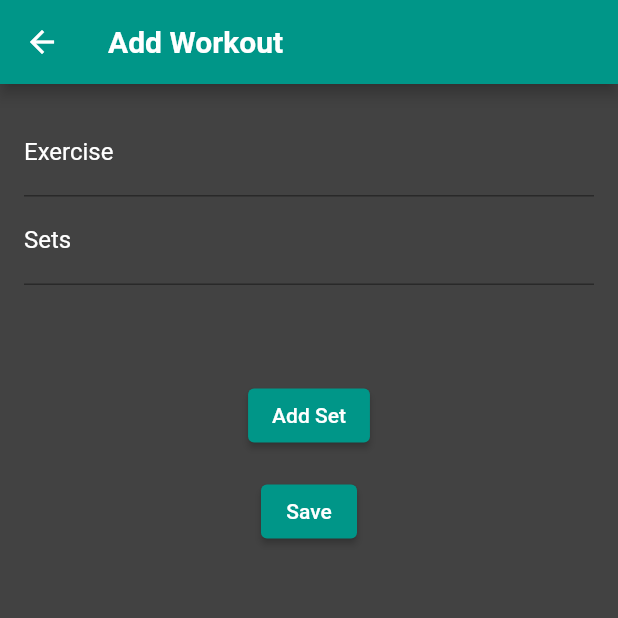
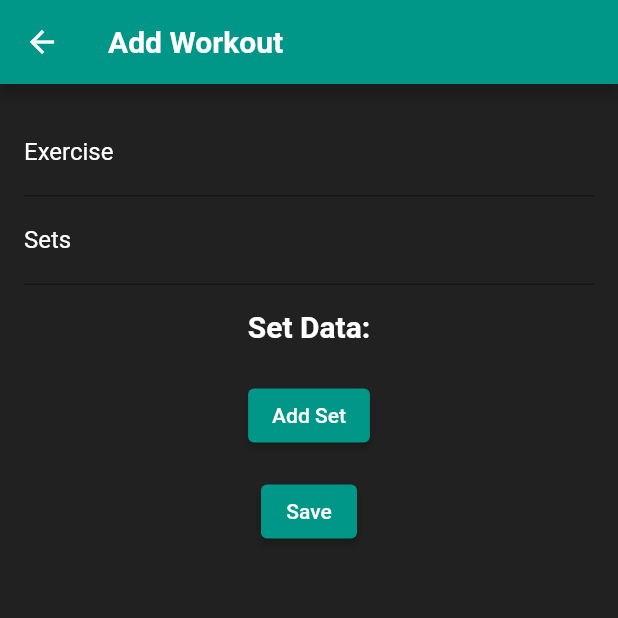
Before and after one commit to rohankewal/WorkoutLog, a Flutter app: the screen it shows after launch, after a tap on the "add" icon, on a phone screen of 412 x 824 dp, the top half of it. Run offline on Flutter 3.47's test engine with Material 2 defaults, Android fonts, the phone set to English and light mode, and no system bars; our stand-ins replace flutter_calendar_carousel.

Commit message:
style: changed colors for better UI/UX

```diff
--- a/lib/main.dart
+++ b/lib/main.dart
@@ -32,7 +32,7 @@ void main() {
 }
 
 class MyApp extends StatelessWidget {
-  const MyApp({super.key});
+  const MyApp({Key? key}) : super(key: key);
 
   @override
   Widget build(BuildContext context) {
@@ -40,10 +40,10 @@ class MyApp extends StatelessWidget {
       title: 'Workout Log',
       theme: ThemeData(
         primarySwatch: Colors.teal,
-        scaffoldBackgroundColor: Colors.grey[800],
-        textTheme: TextTheme(
+        scaffoldBackgroundColor: Colors.grey[900],
+        textTheme: const TextTheme(
           titleLarge: TextStyle(
-            color: Colors.grey[800],
+            color: Colors.white,
             fontWeight: FontWeight.bold,
             fontSize: 20.0,
           ),
@@ -55,7 +55,7 @@ class MyApp extends StatelessWidget {
 }
 
 class WorkoutListPage extends StatefulWidget {
-  const WorkoutListPage({super.key});
+  const WorkoutListPage({Key? key}) : super(key: key);
 
   @override
   _WorkoutListPageState createState() => _WorkoutListPageState();
@@ -72,7 +72,9 @@ class _WorkoutListPageState extends State<WorkoutListPage> {
       ),
       body: Column(
         children: [
-          Expanded(
+          SizedBox(
+            height: 440,
+            width: 370, // Set the height of the calendar widget
             child: CalendarCarousel(
               onDayPressed: (DateTime date, List<Event> events) {
                 // Handle calendar day press event if needed
@@ -80,16 +82,17 @@ class _WorkoutListPageState extends State<WorkoutListPage> {
               weekendTextStyle: const TextStyle(color: Colors.white),
               thisMonthDayBorderColor: Colors.grey,
               headerTextStyle:
-                  const TextStyle(fontSize: 24.0, color: Colors.teal),
+                  const TextStyle(fontSize: 20.0, color: Colors.teal),
               weekdayTextStyle: const TextStyle(color: Colors.white),
               selectedDateTime: DateTime.now(),
               daysHaveCircularBorder: true,
               showOnlyCurrentMonthDate: true,
-              prevDaysTextStyle: const TextStyle(fontSize: 16.0),
-              nextDaysTextStyle: const TextStyle(fontSize: 16.0),
+              prevDaysTextStyle: const TextStyle(fontSize: 14.0),
+              nextDaysTextStyle: const TextStyle(fontSize: 14.0),
               selectedDayButtonColor: Colors.teal,
               selectedDayBorderColor: Colors.teal,
               selectedDayTextStyle: const TextStyle(color: Colors.white),
+              daysTextStyle: const TextStyle(color: Colors.white),
             ),
           ),
           Expanded(
@@ -115,7 +118,7 @@ class _WorkoutListPageState extends State<WorkoutListPage> {
                     ),
                   ),
                   child: Card(
-                    color: Colors.grey[400],
+                    color: Colors.grey[600],
                     margin: const EdgeInsets.symmetric(
                         horizontal: 16.0, vertical: 8.0),
                     child: ListTile(
@@ -127,7 +130,10 @@ class _WorkoutListPageState extends State<WorkoutListPage> {
                         'Date: ${workout.date.toString().substring(0, 10)}',
                         style: const TextStyle(color: Colors.white),
                       ),
-                      trailing: const Icon(Icons.chevron_right),
+                      trailing: const Icon(
+                        Icons.chevron_right,
+                        color: Colors.white,
+                      ),
                       onTap: () {
                         Navigator.push(
                           context,
@@ -164,7 +170,7 @@ class _WorkoutListPageState extends State<WorkoutListPage> {
 }
 
 class WorkoutInputPage extends StatefulWidget {
-  const WorkoutInputPage({super.key});
+  const WorkoutInputPage({Key? key}) : super(key: key);
 
   @override
   _WorkoutInputPageState createState() => _WorkoutInputPageState();
@@ -228,7 +234,10 @@ class _WorkoutInputPageState extends State<WorkoutInputPage> {
                   const SizedBox(height: 16.0),
                   Text(
                     'Set Data:',
-                    style: Theme.of(context).textTheme.titleLarge,
+                    style: Theme.of(context)
+                        .textTheme
+                        .titleLarge!
+                        .copyWith(color: Colors.white),
                   ),
                   const SizedBox(height: 8.0),
                   ListView.builder(
@@ -297,11 +306,11 @@ class SetInput extends StatelessWidget {
   final ValueChanged<String> onWeightChanged;
 
   const SetInput({
-    super.key,
+    Key? key,
     required this.setNumber,
     required this.onRepsChanged,
     required this.onWeightChanged,
-  });
+  }) : super(key: key);
 
   @override
   Widget build(BuildContext context) {
@@ -309,7 +318,8 @@ class SetInput extends StatelessWidget {
       children: [
         Expanded(
           child: TextFormField(
-            decoration: const InputDecoration(labelText: 'Reps'),
+            decoration: const InputDecoration(
+                labelText: 'Reps', labelStyle: TextStyle(color: Colors.white)),
             keyboardType: TextInputType.number,
             onChanged: onRepsChanged,
           ),
@@ -317,7 +327,9 @@ class SetInput extends StatelessWidget {
         const SizedBox(width: 8.0),
         Expanded(
           child: TextFormField(
-            decoration: const InputDecoration(labelText: 'Weight'),
+            decoration: const InputDecoration(
+                labelText: 'Weight',
+                labelStyle: TextStyle(color: Colors.white)),
             keyboardType: TextInputType.number,
             onChanged: onWeightChanged,
           ),
@@ -330,7 +342,7 @@ class SetInput extends StatelessWidget {
 class WorkoutDetailPage extends StatelessWidget {
   final WorkoutLog workout;
 
-  const WorkoutDetailPage(this.workout, {super.key});
+  const WorkoutDetailPage(this.workout, {Key? key}) : super(key: key);
 
   @override
   Widget build(BuildContext context) {
@@ -347,11 +359,15 @@ class WorkoutDetailPage extends StatelessWidget {
               Text('Exercise: ${workout.exercise}',
                   style: Theme.of(context).textTheme.titleLarge),
               const SizedBox(height: 8.0),
-              Text('Date: ${workout.date.toString().substring(0, 10)}'),
+              Text('Date: ${workout.date.toString().substring(0, 10)}',
+                  style: Theme.of(context).textTheme.titleLarge),
               const SizedBox(height: 16.0),
               Text(
                 'Sets:',
-                style: Theme.of(context).textTheme.titleLarge,
+                style: Theme.of(context)
+                    .textTheme
+                    .titleLarge!
+                    .copyWith(color: Colors.white),
               ),
               const SizedBox(height: 8.0),
               ListView.builder(
@@ -361,9 +377,13 @@ class WorkoutDetailPage extends StatelessWidget {
                 itemBuilder: (context, index) {
                   final setData = workout.setData[index];
                   return ListTile(
-                    title: Text('Set ${index + 1}'),
+                    title: Text(
+                      'Set ${index + 1}',
+                      style: const TextStyle(color: Colors.white),
+                    ),
                     subtitle: Text(
-                        'Reps: ${setData.reps}, Weight: ${setData.weight}'),
+                        'Reps: ${setData.reps}, Weight: ${setData.weight} lbs.',
+                        style: const TextStyle(color: Colors.white)),
                   );
                 },
               ),
```
